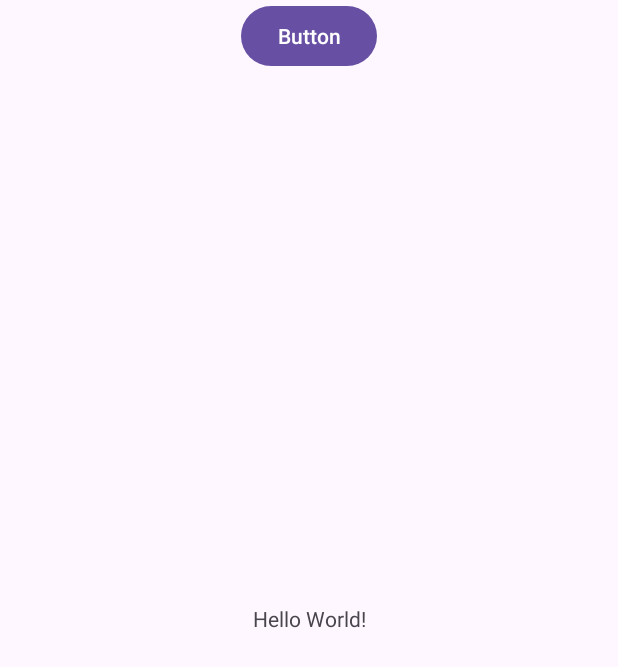
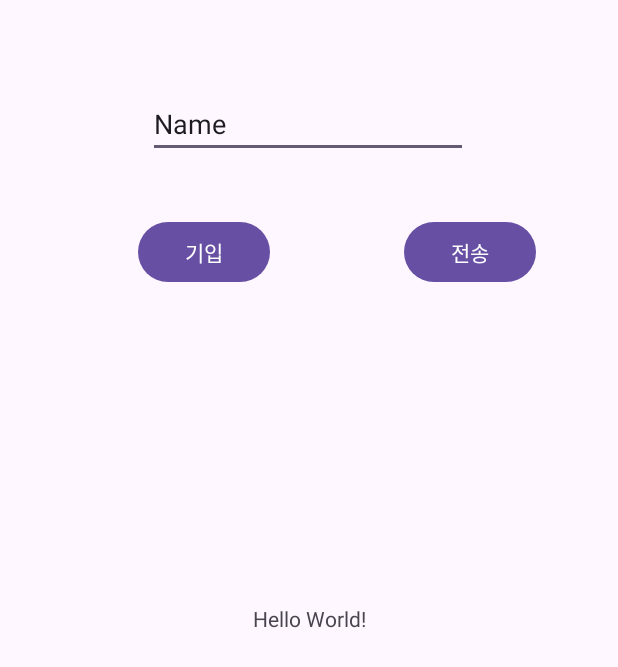
Before and after one commit to river0203/MobileProject, an Android app: the screen it shows after launch (MainActivity), on a phone screen of 412 x 824 dp. Shown: the top 667 px of the screen. Run offline under Robolectric (Android 15) with nearby library versions, the phone set to English and light mode, and no system bars.

Commit message:
model ingredients

```diff
--- a/app/src/main/java/com/example/mobileproject/MainActivity.java
+++ b/app/src/main/java/com/example/mobileproject/MainActivity.java
@@ -1,17 +1,32 @@
 package com.example.mobileproject;
 
 import android.os.Bundle;
+import android.view.View;
 import android.widget.Button;
+import android.widget.TextView;
+import android.widget.EditText;
 import androidx.appcompat.app.AppCompatActivity;
 
 public class MainActivity extends AppCompatActivity {
+
+    String text;
+
+    EditText editText;
+    TextView inputIngredient;
+    Button btnIngredientSave;
+    Button btnClient;
+
+    RecipeModel ingredientList = new RecipeModel();
 
     @Override
     protected void onCreate(Bundle savedInstanceState) {
         super.onCreate(savedInstanceState);
         setContentView(R.layout.activity_main);
 
-        Button btnClient = findViewById(R.id.button);
+        editText = findViewById(R.id.editTextText);
+        inputIngredient = findViewById(R.id.inputIngredient);
+        btnIngredientSave = findViewById(R.id.button2);
+        btnClient = findViewById(R.id.button);
 
         btnClient.setOnClickListener(v -> {
             // 네트워크 작업을 백그라운드 스레드에서 실행
@@ -20,5 +35,18 @@ public class MainActivity extends AppCompatActivity {
                 client.connectToServer();
             }).start();
         });
+
+        btnIngredientSave.setOnClickListener(new View.OnClickListener() {
+            @Override
+            public void onClick(View view) {
+                text = editText.getText().toString();
+                ingredientList.setPulsIngredients(text);
+                ingredientList.printAryList();
+
+                if(text != null)
+                    inputIngredient.setText(text);
+                editText.setText("");
+            }
+        });
     }
 }
--- a/app/src/main/java/com/example/mobileproject/RecipeClient.java
+++ b/app/src/main/java/com/example/mobileproject/RecipeClient.java
@@ -57,7 +57,4 @@ public class RecipeClient {
             Log.e("Socket Error", "I/O Error", e);
         }
     }
-
-
-
 }
--- a/app/src/main/res/layout/activity_main.xml
+++ b/app/src/main/res/layout/activity_main.xml
@@ -8,6 +8,7 @@
     tools:context=".MainActivity">
 
     <TextView
+        android:id="@+id/inputIngredient"
         android:layout_width="wrap_content"
         android:layout_height="wrap_content"
         android:text="Hello World!"
@@ -20,8 +21,34 @@
         android:id="@+id/button"
         android:layout_width="wrap_content"
         android:layout_height="wrap_content"
-        android:text="Button"
+        android:layout_marginTop="144dp"
+        android:text="전송"
         app:layout_constraintEnd_toEndOf="parent"
+        app:layout_constraintHorizontal_bias="0.832"
+        app:layout_constraintStart_toStartOf="parent"
+        app:layout_constraintTop_toTopOf="parent" />
+
+    <Button
+        android:id="@+id/button2"
+        android:layout_width="wrap_content"
+        android:layout_height="wrap_content"
+        android:layout_marginTop="144dp"
+        android:text="기입"
+        app:layout_constraintEnd_toEndOf="parent"
+        app:layout_constraintHorizontal_bias="0.284"
+        app:layout_constraintStart_toStartOf="parent"
+        app:layout_constraintTop_toTopOf="parent" />
+
+    <EditText
+        android:id="@+id/editTextText"
+        android:layout_width="wrap_content"
+        android:layout_height="wrap_content"
+        android:layout_marginTop="60dp"
+        android:ems="10"
+        android:inputType="text"
+        android:text="Name"
+        app:layout_constraintEnd_toEndOf="parent"
+        app:layout_constraintHorizontal_bias="0.497"
         app:layout_constraintStart_toStartOf="parent"
         app:layout_constraintTop_toTopOf="parent" />
 
```
Also changed, not shown: app/src/main/java/com/example/mobileproject/RecipeModel.java (+10 -5 lines).
